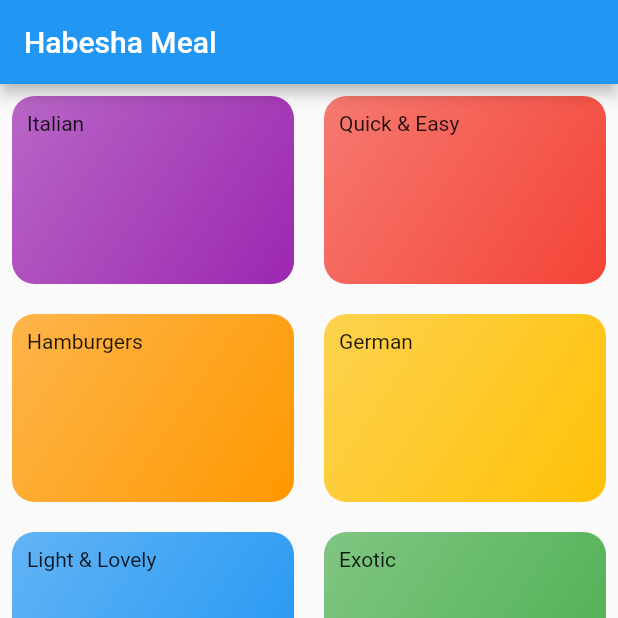
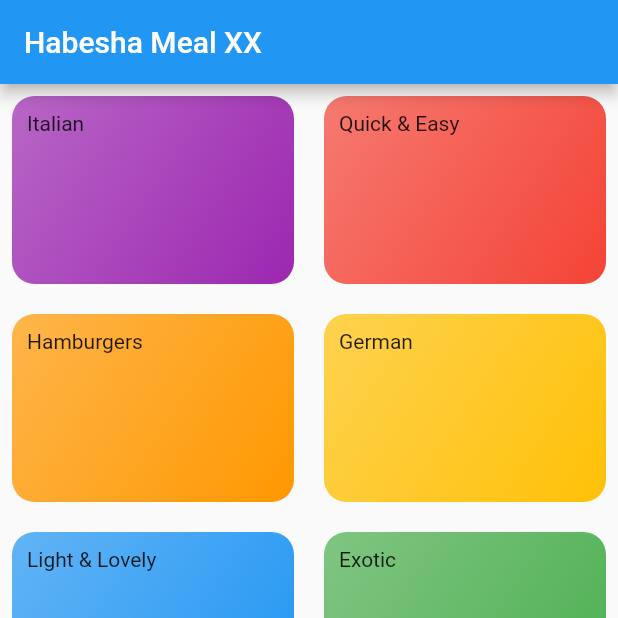
Before and after one commit to kabtamu-degifie/habesh_meal, a Flutter app: the screen it shows after launch, on a phone screen of 412 x 824 dp, the top half of it. Run offline on Flutter 3.47's test engine with Material 2 defaults, Android fonts, the phone set to English and light mode, and no system bars.

Commit message:
title update

```diff
--- a/lib/screens/categories_screen.dart
+++ b/lib/screens/categories_screen.dart
@@ -9,7 +9,7 @@ class CategoriesScreen extends StatelessWidget {
   Widget build(BuildContext context) {
     return Scaffold(
       appBar: AppBar(
-        title: const Text('Habesha Meal'),
+        title: const Text('Habesha Meal XX'),
       ),
       body: Padding(
         padding: const EdgeInsets.all(8.0),
```
